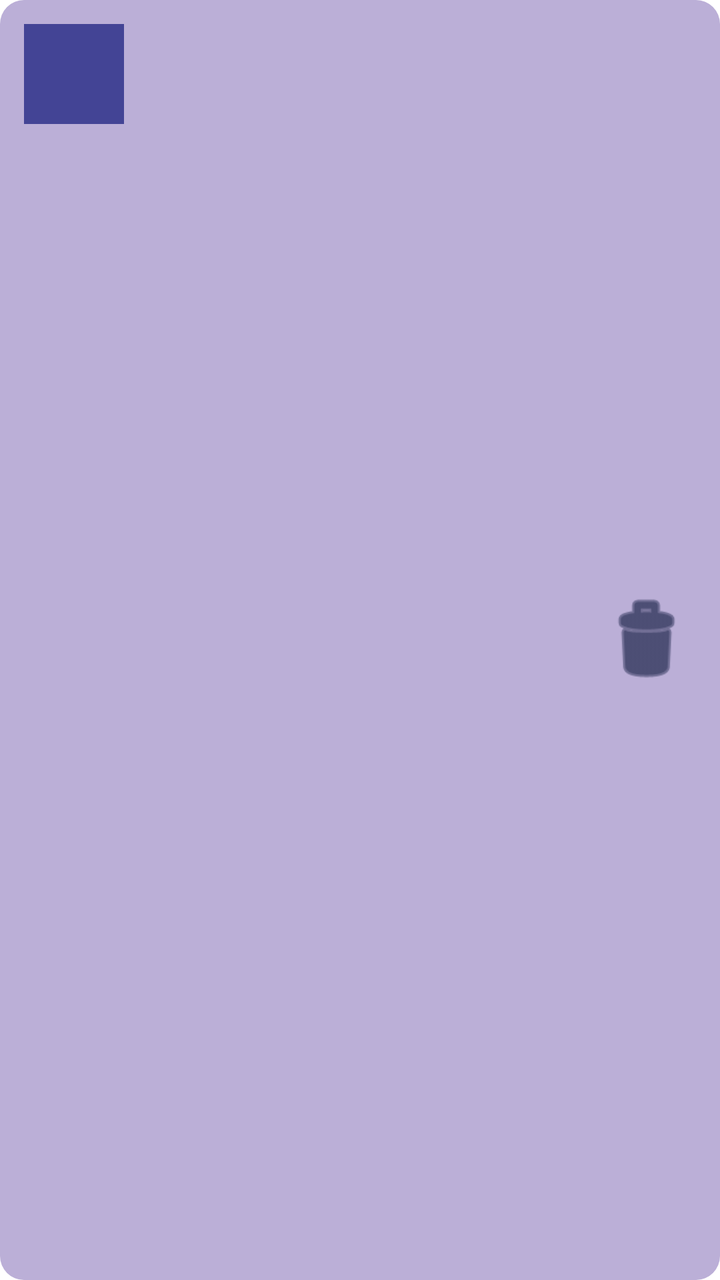
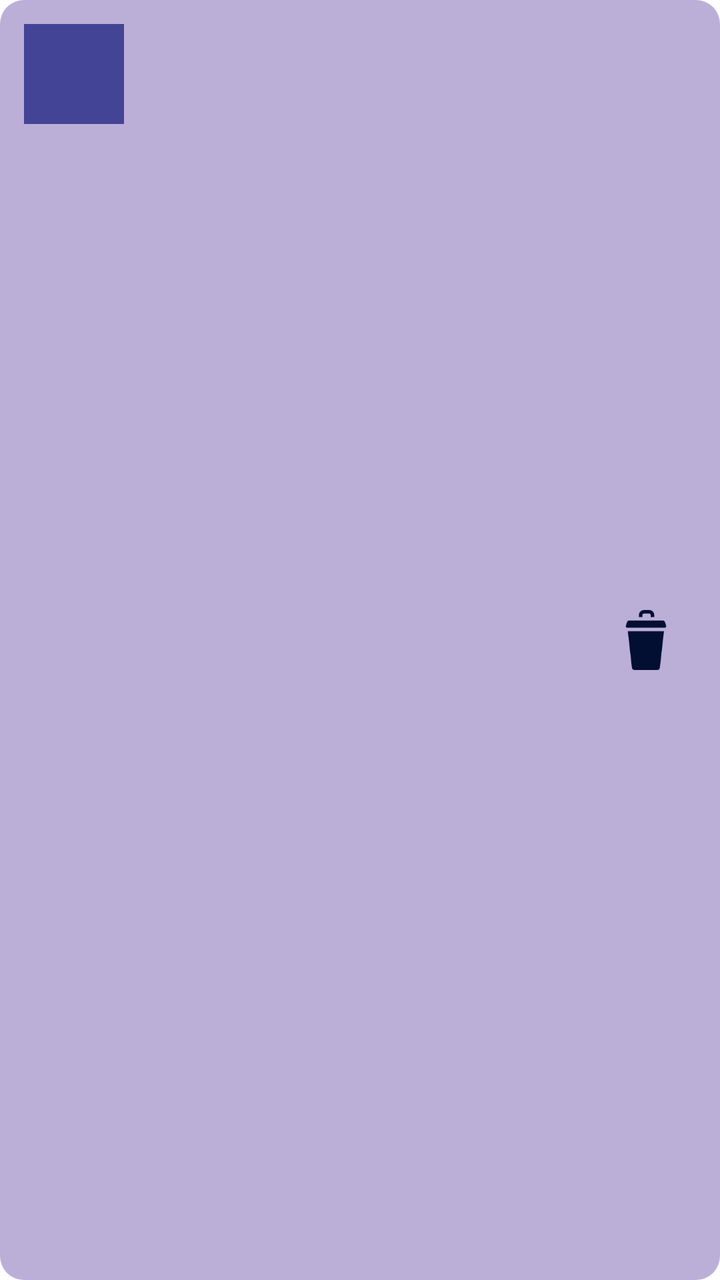

Two renders of the same Android screen: before a commit and after it. Below are the layout's source before the change and the commit's diff.
<!-- AndroidManifest.xml: fallback theme Theme.MaterialComponents.DayNight.NoActionBar -->
<!-- res/layout/item_character.xml -->
<?xml version="1.0" encoding="utf-8"?>
<LinearLayout xmlns:android="http://schemas.android.com/apk/res/android"
    xmlns:app="http://schemas.android.com/apk/res-auto"
    android:layout_width="match_parent"
    android:layout_height="wrap_content"
    android:orientation="horizontal"
    android:layout_marginTop="5dp"
    android:padding="12dp"
    android:background="@drawable/archivo2"
    android:gravity="center_vertical"
    android:backgroundTint="@color/Color4">

    <LinearLayout
        android:id="@+id/iv_abrir"
        android:layout_width="match_parent"
        android:layout_height="match_parent"
        android:layout_weight="1"
        android:orientation="horizontal">

        <ImageView
            android:id="@+id/iv_item_personaje"
            android:layout_width="50dp"
            android:layout_height="50dp"
            android:scaleType="centerCrop"
            android:background="@color/Color3"
            android:contentDescription="Foto de personaje" />

        <TextView
            android:id="@+id/tv_item_nombre"
            android:layout_width="0dp"
            android:layout_height="wrap_content"
            android:layout_weight="1"
            android:layout_marginStart="16dp"
            android:textSize="18sp"
            android:textStyle="bold"
            android:textColor="@color/Color1" />
    </LinearLayout>

    <ImageView
        android:id="@+id/iv_borrar"
        android:layout_width="50dp"
        android:layout_height="50dp"
        android:src="@android:drawable/ic_menu_delete"
        android:contentDescription="Presiona para borrar"
        app:tint="@color/Color1" />
</LinearLayout>
<!-- resources referenced by this layout -->
<resources>
  <color name="Color1">#030E33</color>
  <color name="Color3">#434495</color>
  <color name="Color4">#BBAFD7</color>
  <!-- drawable archivo2 (drawable) -->
  <?xml version="1.0" encoding="utf-8"?>
  <shape xmlns:android="http://schemas.android.com/apk/res/android"
      android:shape="rectangle">
      <solid android:color="@color/Color3" />
      <corners android:radius="12dp" />
  </shape>
</resources>

<!-- the commit's change to res/layout/item_character.xml (unified diff, before → after) -->
@@ -40,7 +40,9 @@
         android:id="@+id/iv_borrar"
         android:layout_width="50dp"
         android:layout_height="50dp"
-        android:src="@android:drawable/ic_menu_delete"
+        android:padding="10dp"
+        android:src="@drawable/rs1"
+        android:foregroundTint="@color/Color1"
         android:contentDescription="Presiona para borrar"
         app:tint="@color/Color1" />
 </LinearLayout>
<!-- resource entries referenced after the edit -->
@@ -10,5 +10,6 @@
       <solid android:color="@color/Color3" />
       <corners android:radius="12dp" />
   </shape>
+  <!-- drawable rs1: png bitmap (drawable, 1364 bytes) -->
 </resources>
 
